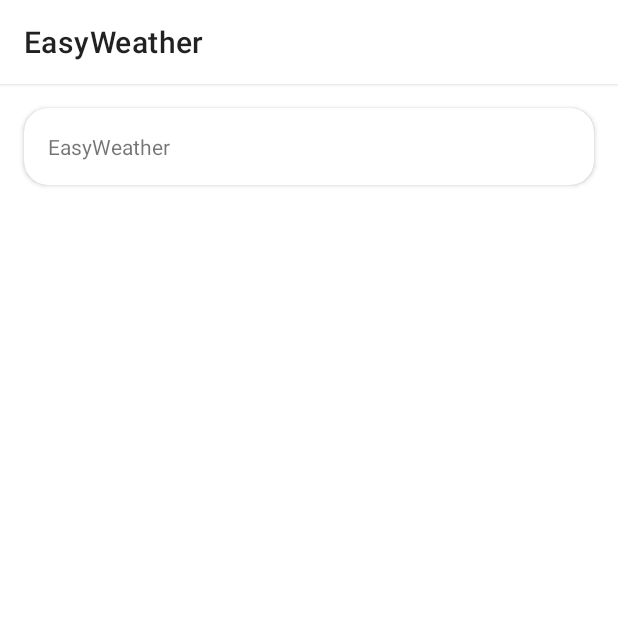
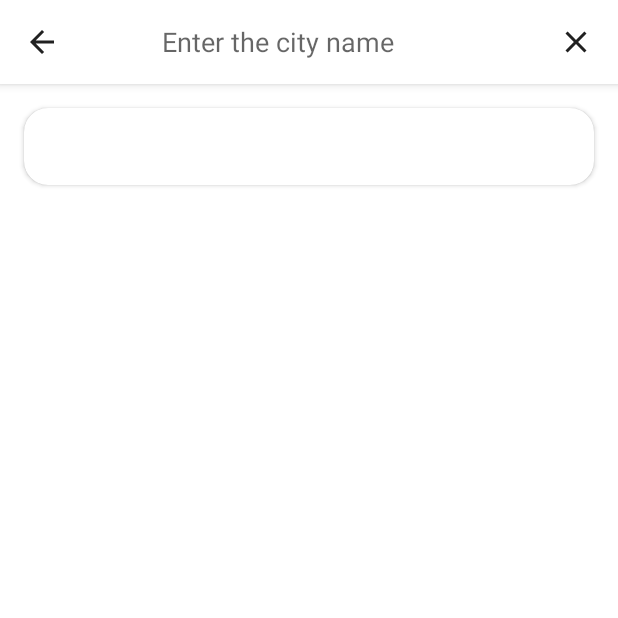
Before and after one commit to MaxKliuba/EasyWeather, an Android app: the fragment SearchWeatherFragment shown on its own in the app's theme, on a phone screen of 412 x 824 dp, the top half of it. Run offline under Robolectric (Android 15) with nearby library versions, the phone set to English and light mode, and no system bars; our stand-ins replace RxJava.

Commit message:
code refactored, SearchWeatherActivity added, bug fixed

```diff
--- a/app/build.gradle
+++ b/app/build.gradle
@@ -44,6 +44,9 @@ dependencies {
     implementation 'com.google.android.gms:play-services-location:18.0.0'
     implementation 'androidx.multidex:multidex:2.0.1'
     implementation 'androidx.swiperefreshlayout:swiperefreshlayout:1.2.0-alpha01'
+    implementation 'androidx.room:room-rxjava2:2.4.0-alpha04'
+    implementation 'androidx.lifecycle:lifecycle-extensions:2.2.0'
+    implementation 'com.squareup.okhttp3:logging-interceptor:5.0.0-alpha.2'
     testImplementation 'junit:junit:4.+'
     androidTestImplementation 'androidx.test.ext:junit:1.1.3'
     androidTestImplementation 'androidx.test.espresso:espresso-core:3.4.0'
--- a/app/src/main/AndroidManifest.xml
+++ b/app/src/main/AndroidManifest.xml
@@ -15,6 +15,9 @@
         android:supportsRtl="true"
         android:theme="@style/Theme.EasyWeather">
         <activity
+            android:name=".SearchWeatherActivity"
+            android:exported="false" />
+        <activity
             android:name=".EasyWeatherActivity"
             android:exported="true">
             <intent-filter>
--- a/app/src/main/java/com/maxclub/easyweather/SearchWeatherFragment.java
+++ b/app/src/main/java/com/maxclub/easyweather/SearchWeatherFragment.java
@@ -4,29 +4,41 @@ import android.annotation.SuppressLint;
 import android.os.Bundle;
 import android.util.Log;
 import android.view.LayoutInflater;
+import android.view.Menu;
+import android.view.MenuInflater;
+import android.view.MenuItem;
 import android.view.View;
 import android.view.ViewGroup;
 import android.widget.TextView;
 
 import androidx.annotation.NonNull;
 import androidx.annotation.Nullable;
+import androidx.appcompat.app.AppCompatActivity;
+import androidx.appcompat.widget.SearchView;
 import androidx.fragment.app.Fragment;
+import androidx.swiperefreshlayout.widget.SwipeRefreshLayout;
 
 import com.maxclub.easyweather.api.WeatherApi;
-import com.maxclub.easyweather.data.WeatherData;
+import com.maxclub.easyweather.api.model.WeatherData;
 
 import org.jetbrains.annotations.NotNull;
 
 import io.reactivex.android.schedulers.AndroidSchedulers;
-import io.reactivex.observers.DisposableObserver;
+import io.reactivex.disposables.CompositeDisposable;
+import io.reactivex.functions.BiConsumer;
 import io.reactivex.schedulers.Schedulers;
 
 public class SearchWeatherFragment extends Fragment {
 
     private static final String TAG = "SearchWeatherFragment";
 
+    private CompositeDisposable mCompositeDisposable = new CompositeDisposable();
     private WeatherApi mWeatherApi = WeatherApi.Instance.getApi();
     private WeatherData mWeatherData;
+    private String mQuery = "";
+
+    private SwipeRefreshLayout mSwipeRefreshLayout;
+    private SearchView mSearchView;
     private TextView mTextView;
 
     public static SearchWeatherFragment newInstance() {
@@ -38,7 +50,7 @@ public class SearchWeatherFragment extends Fragment {
         super.onCreate(savedInstanceState);
         setRetainInstance(true);
 
-        fetchWeatherByCityName("Київ");
+        setHasOptionsMenu(true);
     }
 
     @Nullable
@@ -49,6 +61,19 @@ public class SearchWeatherFragment extends Fragment {
                              @Nullable @org.jetbrains.annotations.Nullable Bundle savedInstanceState) {
         View view = inflater.inflate(R.layout.weather_fragment, container, false);
 
+        AppCompatActivity activity = (AppCompatActivity) getActivity();
+        activity.getSupportActionBar().setDisplayHomeAsUpEnabled(true);
+
+        mSwipeRefreshLayout = (SwipeRefreshLayout) view.findViewById(R.id.swipe_refresh_layout);
+        mSwipeRefreshLayout.setColorSchemeResources(R.color.swipe_refresh_layout_color);
+        mSwipeRefreshLayout.setProgressBackgroundColorSchemeResource(R.color.swipe_refresh_layout_background_color);
+        mSwipeRefreshLayout.setOnRefreshListener(new SwipeRefreshLayout.OnRefreshListener() {
+            @Override
+            public void onRefresh() {
+                updateWeather();
+            }
+        });
+
         mTextView = (TextView) view.findViewById(R.id.weather_textview);
 
         updateUserInterface();
@@ -56,41 +81,112 @@ public class SearchWeatherFragment extends Fragment {
         return view;
     }
 
+    @Override
+    public void onDestroy() {
+        mCompositeDisposable.dispose();
+
+        super.onDestroy();
+    }
+
+    @Override
+    public void onCreateOptionsMenu(@NonNull @NotNull Menu menu, @NonNull @NotNull MenuInflater inflater) {
+        super.onCreateOptionsMenu(menu, inflater);
+
+        inflater.inflate(R.menu.search_weather_fragment, menu);
+
+        MenuItem searchItem = menu.findItem(R.id.action_search_view);
+        mSearchView = (SearchView) searchItem.getActionView();
+        mSearchView.setQueryHint(getString(R.string.search_city_query_hint));
+        mSearchView.setQuery(mQuery, false);
+        mSearchView.setIconified(mQuery == null);
+
+        mSearchView.setOnQueryTextListener(new SearchView.OnQueryTextListener() {
+            @Override
+            public boolean onQueryTextSubmit(String query) {
+                Log.d(TAG, "QueryTextSubmit: " + query);
+                mQuery = query;
+                fetchWeatherByCityName(query);
+
+                return true;
+            }
+
+            @Override
+            public boolean onQueryTextChange(String newText) {
+                Log.d(TAG, "QueryTextChange: " + newText);
+                mQuery = newText;
+
+                return false;
+            }
+        });
+        mSearchView.setOnCloseListener(new SearchView.OnCloseListener() {
+            @Override
+            public boolean onClose() {
+                return false;
+            }
+        });
+
+        MenuItem addCityMenuItem = menu.findItem(R.id.action_add);
+        addCityMenuItem.setVisible(mWeatherData != null);
+    }
+
+    @Override
+    public boolean onOptionsItemSelected(@NonNull @NotNull MenuItem item) {
+        switch (item.getItemId()) {
+            case android.R.id.home:
+                getActivity().finish();
+                return true;
+            default:
+                return super.onOptionsItemSelected(item);
+        }
+    }
+
     @SuppressLint("CheckResult")
     private void fetchWeatherByCityName(String city) {
-        mWeatherApi.getWeatherData(city, WeatherApi.API_KEY, 40, "metric", "en")
+        mSwipeRefreshLayout.setRefreshing(true);
+        mCompositeDisposable.add(mWeatherApi.getWeatherData(city, 40, "metric", "en")
                 .subscribeOn(Schedulers.io())
                 .observeOn(AndroidSchedulers.mainThread())
-                .subscribe(new DisposableObserver<WeatherData>() {
+                .subscribe(new BiConsumer<WeatherData, Throwable>() {
                     @Override
-                    public void onNext(@NotNull WeatherData weatherData) {
+                    public void accept(WeatherData weatherData, Throwable throwable) throws Exception {
+                        mSwipeRefreshLayout.setRefreshing(false);
+
+                        if (throwable != null) {
+                            Log.e(TAG, throwable.getMessage(), throwable);
+                            // вивід екрану із повідомленням, що щось пішло не так
+                        }
+
                         mWeatherData = weatherData;
                         updateUserInterface();
-                    }
 
-                    @Override
-                    public void onError(@NotNull Throwable e) {
-                        if (!Utils.isNetworkAvailableAndConnected(getActivity())) {
-                            Log.e(TAG, "No Internet connection", e);
-                            // вивід екрану із повідомленням про відсутність інтернет з'єднання
-                        } else {
-                            Log.e(TAG, e.getMessage(), e);
-                            // вивід повідомлення що щось пішло не так
+                        if (mSearchView != null) {
+                            mSearchView.onActionViewCollapsed();
+                            mQuery = null;
                         }
                     }
+                }));
+    }
 
-                    @Override
-                    public void onComplete() {
-
-                    }
-                });
+    private void updateWeather() {
+        if (mQuery != null) {
+            fetchWeatherByCityName(mQuery);
+        } else {
+            mSwipeRefreshLayout.setRefreshing(false);
+        }
     }
 
     private void updateUserInterface() {
+        AppCompatActivity activity = (AppCompatActivity) getActivity();
         if (mWeatherData != null) {
+            activity.getSupportActionBar().setSubtitle(mWeatherData.getCity().getName());
             mTextView.setText(mWeatherData.getCity().getName()
                     + " " + mWeatherData.getList().get(0).getMain().getTemp()
                     + " " + mWeatherData.getList().get(0).getWeather().get(0).getMain());
+        } else {
+            activity.getSupportActionBar().setSubtitle(null);
+            mTextView.setText(null);
         }
+
+        getActivity().invalidateOptionsMenu();
     }
 }
--- a/app/src/main/java/com/maxclub/easyweather/api/WeatherApi.java
+++ b/app/src/main/java/com/maxclub/easyweather/api/WeatherApi.java
@@ -1,9 +1,18 @@
 package com.maxclub.easyweather.api;
 
-import com.maxclub.easyweather.data.WeatherData;
+import com.maxclub.easyweather.api.model.WeatherData;
 
-import io.reactivex.Observable;
+import org.jetbrains.annotations.NotNull;
+
+import java.io.IOException;
+
+import io.reactivex.Single;
+import okhttp3.HttpUrl;
+import okhttp3.Interceptor;
 import okhttp3.OkHttpClient;
+import okhttp3.Request;
+import okhttp3.Response;
+import okhttp3.logging.HttpLoggingInterceptor;
 import retrofit2.Retrofit;
 import retrofit2.adapter.rxjava2.RxJava2CallAdapterFactory;
 import retrofit2.converter.gson.GsonConverterFactory;
@@ -11,39 +20,59 @@ import retrofit2.http.GET;
 import retrofit2.http.Query;
 
 public interface WeatherApi {
-    String BASE_URL = "https://api.openweathermap.org/";
-    String API_KEY = "3488770e3e941c4894196cdea0e06a57";
-
     @GET("data/2.5/forecast")
-    Observable<WeatherData> getWeatherData(@Query("q") String city,
-                                           @Query("appid") String apiKey,
+    Single<WeatherData> getWeatherData(@Query("q") String city,
                                        @Query("cnt") int cnt,
                                        @Query("units") String units,
                                        @Query("lang") String lang);
 
     @GET("data/2.5/forecast")
-    Observable<WeatherData> getWeatherData(@Query("lat") double lat,
+    Single<WeatherData> getWeatherData(@Query("lat") double lat,
                                        @Query("lon") double lon,
-                                           @Query("appid") String apiKey,
                                        @Query("cnt") int cnt,
                                        @Query("units") String units,
                                        @Query("lang") String lang);
 
     class Instance {
+        private static final String BASE_URL = "https://api.openweathermap.org/";
+        private static final String API_KEY = "3488770e3e941c4894196cdea0e06a57";
+
         public static WeatherApi getApi() {
             return getRetrofit().create(WeatherApi.class);
         }
 
+        private static OkHttpClient getOkHttpClient() {
+            final OkHttpClient.Builder okHttpClientBuilder = new OkHttpClient.Builder();
+            okHttpClientBuilder.addInterceptor(new Interceptor() {
+                @Override
+                public @NotNull Response intercept(@NotNull Chain chain) throws IOException {
+                    final Request original = chain.request();
+                    final HttpUrl originalHttpUrl = original.url();
+                    final HttpUrl url = originalHttpUrl.newBuilder()
+                            .addQueryParameter("appid", API_KEY)
+                            .build();
+                    final Request.Builder requestBuilder = original.newBuilder()
+                            .url(url);
+                    final Request request = requestBuilder.build();
+
+                    return chain.proceed(request);
+                }
+            });
+
+            HttpLoggingInterceptor loggingInterceptor = new HttpLoggingInterceptor();
+            loggingInterceptor.level(HttpLoggingInterceptor.Level.BODY);
+            okHttpClientBuilder.addInterceptor(loggingInterceptor);
+
+            return okHttpClientBuilder.build();
+        }
+
         private static Retrofit getRetrofit() {
-            OkHttpClient.Builder okHttpClientBuilder = new OkHttpClient.Builder();
-
-            Retrofit.Builder retrofitBuilder = new Retrofit.Builder();
-            retrofitBuilder.baseUrl(BASE_URL);
-            retrofitBuilder.addConverterFactory(GsonConverterFactory.create());
-            retrofitBuilder.addCallAdapterFactory(RxJava2CallAdapterFactory.create());
-            retrofitBuilder.client(okHttpClientBuilder.build());
-
-            return retrofitBuilder.build();
+            return new Retrofit.Builder()
+                    .baseUrl(BASE_URL)
+                    .addConverterFactory(GsonConverterFactory.create())
+                    .addCallAdapterFactory(RxJava2CallAdapterFactory.create())
+                    .client(getOkHttpClient())
+                    .build();
         }
     }
 }
--- a/app/src/main/java/com/maxclub/easyweather/data/WeatherData.java
+++ b/app/src/main/java/com/maxclub/easyweather/api/model/WeatherData.java
@@ -1,4 +1,4 @@
-package com.maxclub.easyweather.data;
+package com.maxclub.easyweather.api.model;
 
 import com.google.gson.annotations.SerializedName;
 
--- /dev/null
+++ b/app/src/main/res/drawable/ic_baseline_add_24.xml
@@ -0,0 +1,10 @@
+<vector xmlns:android="http://schemas.android.com/apk/res/android"
+    android:width="24dp"
+    android:height="24dp"
+    android:viewportWidth="24"
+    android:viewportHeight="24"
+    android:tint="?attr/colorControlNormal">
+  <path
+      android:fillColor="@android:color/white"
+      android:pathData="M19,13h-6v6h-2v-6H5v-2h6V5h2v6h6v2z"/>
+</vector>
--- a/app/src/main/res/layout/weather_fragment.xml
+++ b/app/src/main/res/layout/weather_fragment.xml
@@ -5,13 +5,6 @@
     android:id="@+id/swipe_refresh_layout"
     android:layout_width="match_parent"
     android:layout_height="match_parent">
-
-    <LinearLayout
-        android:layout_width="match_parent"
-        android:layout_height="match_parent"
-        android:orientation="vertical">
-
-        <include layout="@layout/weather_fragment_toolbar" />
 
     <ScrollView
         android:layout_width="match_parent"
@@ -35,7 +28,7 @@
                     android:layout_width="match_parent"
                     android:layout_height="wrap_content"
                     android:layout_margin="16dp"
-                        android:text="@string/app_name" />
+                    tools:text="@string/app_name" />
 
             </androidx.cardview.widget.CardView>
 
@@ -43,6 +36,4 @@
 
     </ScrollView>
 
-    </LinearLayout>
-
 </androidx.swiperefreshlayout.widget.SwipeRefreshLayout>
--- a/app/src/main/res/layout/weather_fragment_toolbar.xml
+++ b/app/src/main/res/layout/weather_fragment_toolbar.xml
@@ -7,9 +7,10 @@
     android:background="?attr/colorPrimary"
     android:fitsSystemWindows="true"
     android:minHeight="?attr/actionBarSize"
-    android:translationZ="2dp"
+    android:translationZ="4dp"
     app:popupTheme="@style/ThemeOverlay.AppCompat.DayNight"
     app:theme="@style/ThemeOverlay.AppCompat.DayNight"
     app:title="@string/app_name">
 
+
 </androidx.appcompat.widget.Toolbar>
--- /dev/null
+++ b/app/src/main/res/menu/search_weather_fragment.xml
@@ -0,0 +1,17 @@
+<?xml version="1.0" encoding="utf-8"?>
+<menu xmlns:android="http://schemas.android.com/apk/res/android"
+    xmlns:app="http://schemas.android.com/apk/res-auto">
+
+    <item
+        android:id="@+id/action_search_view"
+        android:title="@string/search_city"
+        app:actionViewClass="androidx.appcompat.widget.SearchView"
+        app:showAsAction="ifRoom" />
+
+    <item
+        android:id="@+id/action_add"
+        android:icon="@drawable/ic_baseline_add_24"
+        android:title="@string/add_city"
+        app:showAsAction="ifRoom|withText" />
+
+</menu>
--- a/app/src/main/res/values-night/themes.xml
+++ b/app/src/main/res/values-night/themes.xml
@@ -1,6 +1,6 @@
 <resources xmlns:tools="http://schemas.android.com/tools">
     <!-- Base application theme. -->
-    <style name="Theme.EasyWeather" parent="Theme.MaterialComponents.DayNight.NoActionBar">
+    <style name="Theme.EasyWeather" parent="Theme.MaterialComponents.DayNight.DarkActionBar">
         <!-- Primary brand color. -->
         <item name="colorPrimary">@color/dark_grey</item>
         <item name="colorPrimaryVariant">@color/dark_grey</item>
--- a/app/src/main/res/values/strings.xml
+++ b/app/src/main/res/values/strings.xml
@@ -1,3 +1,6 @@
 <resources>
     <string name="app_name">EasyWeather</string>
+    <string name="search_city">Search City</string>
+    <string name="search_city_query_hint">Enter the city name</string>
+    <string name="add_city">Add this city</string>
 </resources>
--- a/app/src/main/res/values/themes.xml
+++ b/app/src/main/res/values/themes.xml
@@ -1,6 +1,6 @@
 <resources xmlns:tools="http://schemas.android.com/tools">
     <!-- Base application theme. -->
-    <style name="Theme.EasyWeather" parent="Theme.MaterialComponents.DayNight.NoActionBar">
+    <style name="Theme.EasyWeather" parent="Theme.MaterialComponents.DayNight">
         <!-- Primary brand color. -->
         <item name="colorPrimary">@color/white</item>
         <item name="colorPrimaryVariant">@color/white</item>
```
Also changed, not shown: app/src/main/java/com/maxclub/easyweather/LocationWeatherFragment.java (+83 -46 lines), app/src/main/java/com/maxclub/easyweather/SearchWeatherActivity.java (added, +20 -0 lines), app/src/main/res/drawable/ic_baseline_menu_24.xml (added, +10 -0 lines), app/src/main/res/drawable/ic_baseline_search_24.xml (added, +10 -0 lines), app/src/main/res/menu/location_weather_fragment.xml (added, +11 -0 lines). Lines whose indentation alone changed are shown as unchanged.
